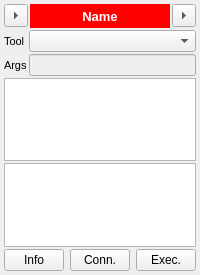
Qt form spinetoolbox/ui/subwindow_tool.ui (spine-tools/Spine-Toolbox) before a commit.
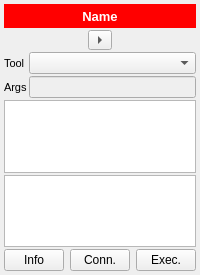
The same form after that commit.

Commit message: Single connector button

Patch:
```diff
--- a/spinetoolbox/ui/subwindow_tool.ui
+++ b/spinetoolbox/ui/subwindow_tool.ui
@@ -85,21 +85,6 @@
       <number>4</number>
      </property>
      <item>
-      <layout class="QHBoxLayout" name="horizontalLayout_top">
-       <item>
-        <widget class="QToolButton" name="toolButton_inputslot">
-         <property name="toolTip">
-          <string>Input slot. Draw connections from/to here.</string>
-         </property>
-         <property name="text">
-          <string>...</string>
-         </property>
-         <property name="arrowType">
-          <enum>Qt::RightArrow</enum>
-         </property>
-        </widget>
-       </item>
-       <item>
         <widget class="QLabel" name="label_name">
          <property name="enabled">
           <bool>true</bool>
@@ -133,7 +118,28 @@
         </widget>
        </item>
        <item>
-        <widget class="QToolButton" name="toolButton_outputslot">
+      <layout class="QHBoxLayout" name="horizontalLayout_4">
+       <item>
+        <spacer name="horizontalSpacer_2">
+         <property name="orientation">
+          <enum>Qt::Horizontal</enum>
+         </property>
+         <property name="sizeHint" stdset="0">
+          <size>
+           <width>40</width>
+           <height>20</height>
+          </size>
+         </property>
+        </spacer>
+       </item>
+       <item>
+        <widget class="QToolButton" name="toolButton_connector">
+         <property name="minimumSize">
+          <size>
+           <width>0</width>
+           <height>1</height>
+          </size>
+         </property>
          <property name="toolTip">
           <string>Output slot. Draw connections from/to here.</string>
          </property>
@@ -145,6 +151,19 @@
          </property>
         </widget>
        </item>
+       <item>
+        <spacer name="horizontalSpacer">
+         <property name="orientation">
+          <enum>Qt::Horizontal</enum>
+         </property>
+         <property name="sizeHint" stdset="0">
+          <size>
+           <width>40</width>
+           <height>20</height>
+          </size>
+         </property>
+        </spacer>
+       </item>
       </layout>
      </item>
      <item>
```
Left out of the diff: 2 changed lines with no effect on the pictures. Lines whose indentation alone changed are shown as unchanged. The commit also changes 9 other files.
